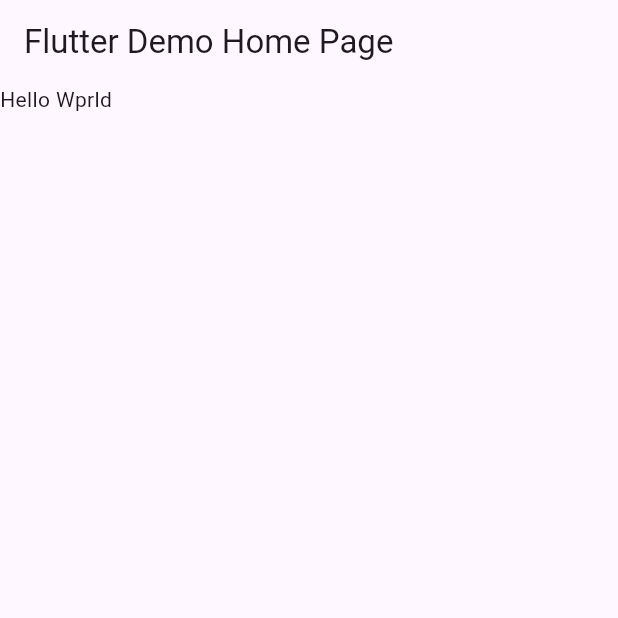
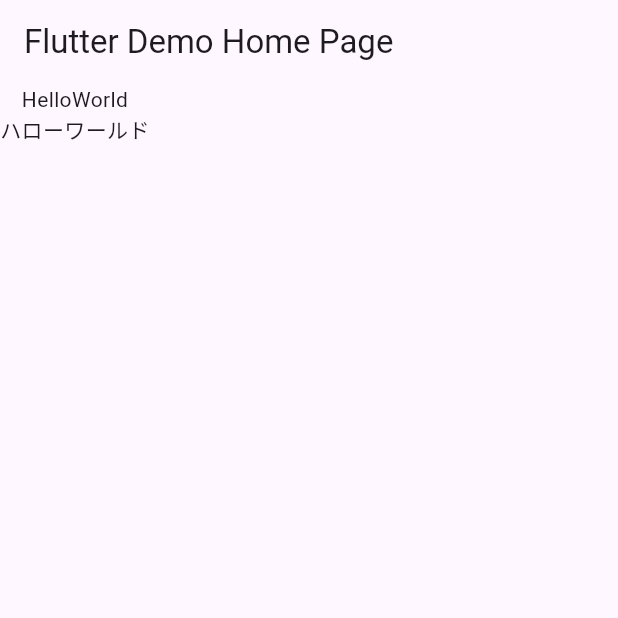
Before and after one commit to hareya0622/flutter-development-getting-started, a Flutter app: the screen it shows after launch, on a phone screen of 412 x 824 dp, the top half of it. Run offline on Flutter 3.47's test engine with Material 3 defaults, Android fonts, the phone set to English and light mode, and no system bars.

Commit message:
リスト 2.2

```diff
--- a/lib/main.dart
+++ b/lib/main.dart
@@ -36,10 +36,14 @@ class _MyHomePageState extends State<MyHomePage> {
   @override
   Widget build(BuildContext context) {
     return Scaffold(
-      appBar: AppBar(
-        title: Text(widget.title),
-      ),
-      body: Text("Hello Wprld"),
-    );
+        appBar: AppBar(
+          title: Text(widget.title),
+        ),
+        body: Column(
+          children: [
+            const Text("HelloWorld"),
+            const Text("ハローワールド"),
+          ],
+        ));
   }
 }
```
